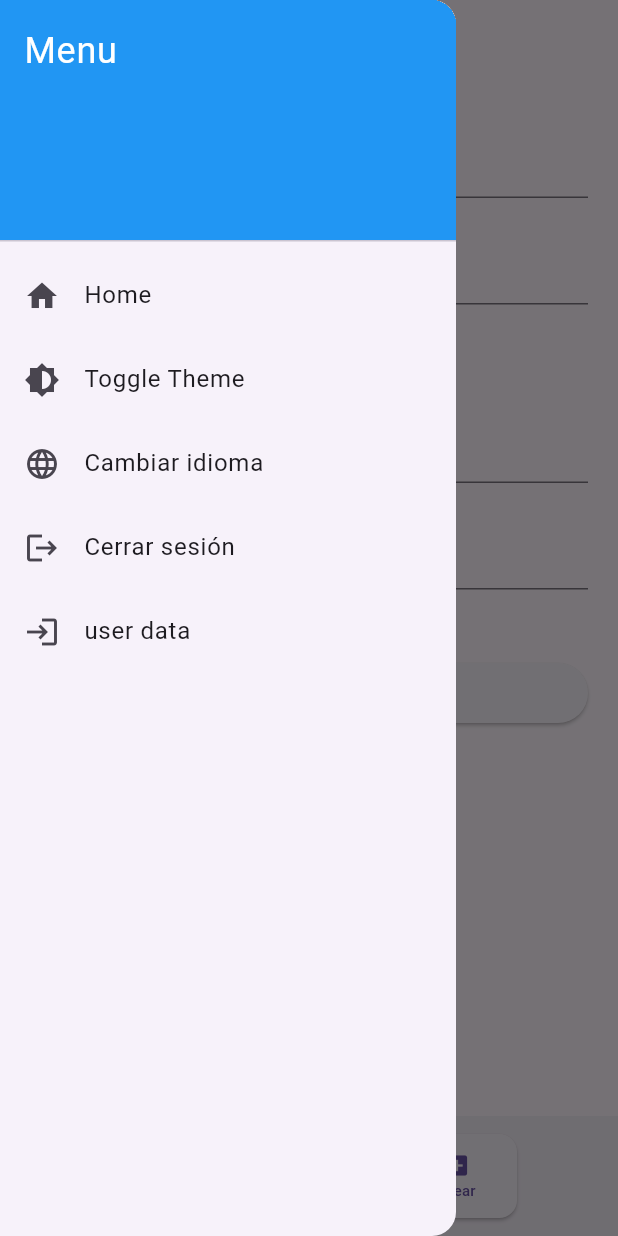
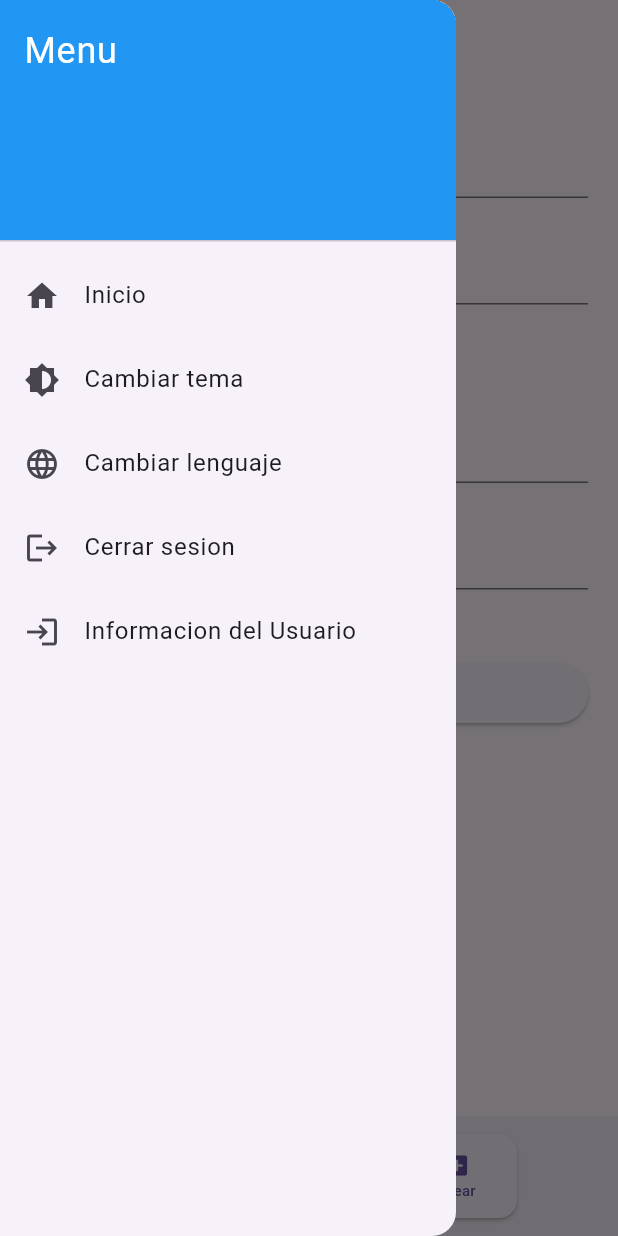
Before and after one commit to JulianGP1/flutter_forms, a Flutter app: the Createproductos_Screen screen opened by its route, with the side drawer open, on a phone screen of 412 x 824 dp. Run offline on Flutter 3.47's test engine with Material 3 defaults, Android fonts, the phone set to English and light mode, and no system bars; our stand-ins replace dio, flutter_riverpod, go_router, image_picker, shared_preferences, supabase_flutter; accounts and stored records are empty; network calls fail.

Commit message:
todo funciona

```diff
--- a/lib/l10n/app_es.arb
+++ b/lib/l10n/app_es.arb
@@ -4,8 +4,20 @@
   "create": "Crear una cuenta",
   "login":"Iniciar sesión",
   "user":"Usuario",
-"password":"Contraseña",
+  "password":"Contraseña",
 "question":"¿Aun no estas registrado? Crear cuenta",
 "email":"Correo",
-"allreadyregister":"¿Ya tienes cuenta? Inicia sesión"
+"allreadyregister":"¿Ya tienes cuenta? Inicia sesión",
+"createProduct": "Producto Creado",
+"name":"Nombre del producto",
+ "price":"Precio del producto",
+  "description":"Description del producto",
+  "image_url":"Url de la imagen",
+    "image_valid":"imagen valida",
+"required_field":"campo requerido",
+"home":"Inicio",
+  "toggle_theme":"Cambiar tema",
+  "change_language":"Cambiar lenguaje",
+  "log_out":"Cerrar sesion",
+  "user_data":"Informacion del Usuario"
 }
--- a/lib/l10n/app_localizations.dart
+++ b/lib/l10n/app_localizations.dart
@@ -151,6 +151,78 @@ abstract class AppLocalizations {
   /// In es, this message translates to:
   /// **'¿Ya tienes cuenta? Inicia sesión'**
   String get allreadyregister;
+
+  /// No description provided for @createProduct.
+  ///
+  /// In es, this message translates to:
+  /// **'Producto Creado'**
+  String get createProduct;
+
+  /// No description provided for @name.
+  ///
+  /// In es, this message translates to:
+  /// **'Nombre del producto'**
+  String get name;
+
+  /// No description provided for @price.
+  ///
+  /// In es, this message translates to:
+  /// **'Precio del producto'**
+  String get price;
+
+  /// No description provided for @description.
+  ///
+  /// In es, this message translates to:
+  /// **'Description del producto'**
+  String get description;
+
+  /// No description provided for @image_url.
+  ///
+  /// In es, this message translates to:
+  /// **'Url de la imagen'**
+  String get image_url;
+
+  /// No description provided for @image_valid.
+  ///
+  /// In es, this message translates to:
+  /// **'imagen valida'**
+  String get image_valid;
+
+  /// No description provided for @required_field.
+  ///
+  /// In es, this message translates to:
+  /// **'campo requerido'**
+  String get required_field;
+
+  /// No description provided for @home.
+  ///
+  /// In es, this message translates to:
+  /// **'Inicio'**
+  String get home;
+
+  /// No description provided for @toggle_theme.
+  ///
+  /// In es, this message translates to:
+  /// **'Cambiar tema'**
+  String get toggle_theme;
+
+  /// No description provided for @change_language.
+  ///
+  /// In es, this message translates to:
+  /// **'Cambiar lenguaje'**
+  String get change_language;
+
+  /// No description provided for @log_out.
+  ///
+  /// In es, this message translates to:
+  /// **'Cerrar sesion'**
+  String get log_out;
+
+  /// No description provided for @user_data.
+  ///
+  /// In es, this message translates to:
+  /// **'Informacion del Usuario'**
+  String get user_data;
 }
 
 class _AppLocalizationsDelegate
--- a/lib/l10n/app_localizations_es.dart
+++ b/lib/l10n/app_localizations_es.dart
@@ -35,4 +35,40 @@ class AppLocalizationsEs extends AppLocalizations {
 
   @override
   String get allreadyregister => '¿Ya tienes cuenta? Inicia sesión';
+
+  @override
+  String get createProduct => 'Producto Creado';
+
+  @override
+  String get name => 'Nombre del producto';
+
+  @override
+  String get price => 'Precio del producto';
+
+  @override
+  String get description => 'Description del producto';
+
+  @override
+  String get image_url => 'Url de la imagen';
+
+  @override
+  String get image_valid => 'imagen valida';
+
+  @override
+  String get required_field => 'campo requerido';
+
+  @override
+  String get home => 'Inicio';
+
+  @override
+  String get toggle_theme => 'Cambiar tema';
+
+  @override
+  String get change_language => 'Cambiar lenguaje';
+
+  @override
+  String get log_out => 'Cerrar sesion';
+
+  @override
+  String get user_data => 'Informacion del Usuario';
 }
--- a/lib/pages/home.dart
+++ b/lib/pages/home.dart
@@ -73,14 +73,14 @@ class Home extends ConsumerWidget {
               onPressed: () {
                 ref.read(languajeProvider.notifier).toggleLanguage();
               },
-              child: const Text(" Cambiar idioma"),
+              child:   Text(t.change_language),
             ),
             SizedBox(height: 30),
             TextButton(
               onPressed: () {
                 ref.read(themeProvider.notifier).toggleTheme();
               },
-              child: const Text("Cambiar tema"),
+              child:   Text(t.toggle_theme),
               style: TextButton.styleFrom(
                 backgroundColor: const Color.fromARGB(255, 119, 185, 230),
                 minimumSize: Size(150, 40),
--- a/lib/pages/screen/createProductos_Screen.dart
+++ b/lib/pages/screen/createProductos_Screen.dart
@@ -1,6 +1,7 @@
 import 'package:flutter/material.dart';
 import 'package:dio/dio.dart';
 import 'package:go_router/go_router.dart';
+import 'package:shop/l10n/app_localizations.dart';
 class Createproductos_Screen extends StatefulWidget {
   const Createproductos_Screen({super.key});
 
@@ -33,7 +34,7 @@ class _Createproductos_ScreenState extends State<Createproductos_Screen> {
           "price": double.parse(priceController.text),
           "description": descriptionController.text,
           "images": [imageController.text],
-           "categoryId": 1,
+           "categoryId": 129,
 
         },
       );
@@ -55,6 +56,7 @@ class _Createproductos_ScreenState extends State<Createproductos_Screen> {
 
   @override
   Widget build(BuildContext context) {
+    final t = AppLocalizations.of(context)!;
     return Scaffold(
 
       body: SingleChildScrollView(
@@ -65,26 +67,26 @@ class _Createproductos_ScreenState extends State<Createproductos_Screen> {
             children: [
               TextFormField(
                 controller: titleController,
-                decoration: const InputDecoration(labelText: 'Nombre'),
+                decoration:   InputDecoration(labelText: t.name),
                 validator: (v) =>
-                    v == null || v.isEmpty ? 'Campo requerido' : null,
+                    v == null || v.isEmpty ? t.required_field: null,
               ),
 
               const SizedBox(height: 15),
 
               TextFormField(
                 controller: priceController,
-                decoration: const InputDecoration(labelText: 'Precio'),
+                decoration:   InputDecoration(labelText: t.price),
                 keyboardType: TextInputType.number,
                 validator: (v) =>
-                    v == null || v.isEmpty ? 'Campo requerido' : null,
+                    v == null || v.isEmpty ? t.required_field : null,
               ),
 
               const SizedBox(height: 15),
 
               TextFormField(
                 controller: descriptionController,
-                decoration: const InputDecoration(labelText: 'Descripción'),
+                decoration:   InputDecoration(labelText: t.description),
                 maxLines: 3,
               ),
 
@@ -92,9 +94,9 @@ class _Createproductos_ScreenState extends State<Createproductos_Screen> {
 
               TextFormField(
                 controller: imageController,
-                decoration: const InputDecoration(labelText: 'URL de imagen'),
+                decoration:   InputDecoration(labelText: t.image_url),
                 validator: (v) =>
-                    v == null || v.isEmpty ? 'Campo requerido' : null,
+                    v == null || v.isEmpty ? t.required_field : null,
               ),
 
               const SizedBox(height: 20),
@@ -103,7 +105,7 @@ class _Createproductos_ScreenState extends State<Createproductos_Screen> {
                 Image.network(
                   imageController.text,
                   height: 120,
-                  errorBuilder: (c, e, s) => const Text('Imagen inválida'),
+                  errorBuilder: (c, e, s) =>   Text(t.image_valid),
                 ),
 
               const SizedBox(height: 25),
@@ -113,8 +115,8 @@ class _Createproductos_ScreenState extends State<Createproductos_Screen> {
                 child: ElevatedButton(
                   onPressed: loading ? null : crearProducto,
                   child: loading
-                      ? const CircularProgressIndicator()
-                      : const Text('Crear producto'),
+                      ?   CircularProgressIndicator()
+                      :   Text(t.create),
                 ),
               ),
             ],
--- a/lib/pages/screen/productos_screen.dart
+++ b/lib/pages/screen/productos_screen.dart
@@ -10,8 +10,9 @@ class Productos_Screen extends StatelessWidget {
   Widget build(BuildContext context) {
     return Scaffold(
       body: FutureBuilder<List<Product>>(
+
         future: ProductService().getProducts().then(
-          (products) => products.where((p) => p.category.id == 1).toList(),
+          (products) => products.where((p) => p.category.id != 0).toList(),
         ),
         builder: (_, snapshot) {
           if (snapshot.connectionState == ConnectionState.waiting) {
--- a/lib/widget/drawer.dart
+++ b/lib/widget/drawer.dart
@@ -5,7 +5,7 @@ import 'package:flutter_riverpod/flutter_riverpod.dart';
 import 'package:shop/providers/theme_provider.dart';
 import 'package:shop/providers/lenguaje_provider.dart';
 import 'package:supabase_flutter/supabase_flutter.dart';
-
+import 'package:shop/l10n/app_localizations.dart';
 class AppDrawer extends ConsumerWidget {
   const AppDrawer({super.key});
 
@@ -14,7 +14,7 @@ class AppDrawer extends ConsumerWidget {
     final authService = AuthService();
     final session = Supabase.instance.client.auth.currentSession;
     final isLoggedIn = session != null;
-
+     final t = AppLocalizations.of(context)!;
     return Drawer(
       child: ListView(
         padding: EdgeInsets.zero,
@@ -32,7 +32,7 @@ class AppDrawer extends ConsumerWidget {
 
           ListTile(
             leading: const Icon(Icons.home),
-            title: const Text('Home'),
+            title:   Text(t.home),
             onTap: () {
               context.go('/productos');
             },
@@ -41,14 +41,14 @@ class AppDrawer extends ConsumerWidget {
 
           ListTile(
             leading: const Icon(Icons.brightness_6),
-            title: const Text('Toggle Theme'),
+            title:   Text(t.toggle_theme),
             onTap: () {
               ref.read(themeProvider.notifier).toggleTheme();
             },
           ),
           ListTile(
             leading: const Icon(Icons.language),
-            title: const Text('Cambiar idioma'),
+            title:   Text(t.change_language),
             onTap: () {
               ref.read(languajeProvider.notifier).toggleLanguage();
             },
@@ -58,7 +58,7 @@ class AppDrawer extends ConsumerWidget {
           if (isLoggedIn)
             ListTile(
               leading: const Icon(Icons.logout),
-              title: const Text('Cerrar sesión'),
+              title:   Text(t.log_out),
               onTap: () async {
                 await authService.logout();
                 if (!context.mounted) return;
@@ -68,7 +68,7 @@ class AppDrawer extends ConsumerWidget {
             if (isLoggedIn)
             ListTile(
               leading: const Icon(Icons.login),
-              title: const Text('user data'),
+              title:   Text(t.user_data),
               onTap: () {
                 context.go('/userdata');
               },
```
Also changed, not shown: lib/l10n/app_en.arb (+14 -1 lines), lib/l10n/app_localizations_en.dart (+36 -0 lines), lib/pages/screen/user_screen.dart (+4 -3 lines), lib/services/users_service.dart (+16 -11 lines).
